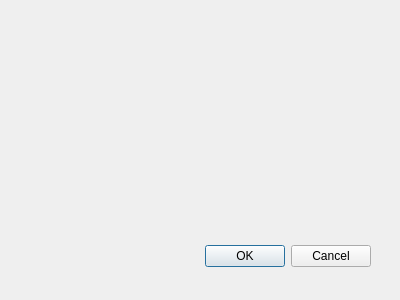
This is src/gui/dialogs/formfindreplace.ui in martinrotter/textosaurus as Qt 5 draws it before an edit. The edited form follows.
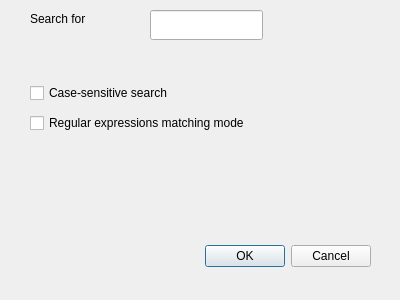
This is the edited form.

```diff
--- a/src/gui/dialogs/formfindreplace.ui
+++ b/src/gui/dialogs/formfindreplace.ui
@@ -31,6 +31,55 @@
     <set>QDialogButtonBox::Cancel|QDialogButtonBox::Ok</set>
    </property>
   </widget>
+  <widget class="QLabel" name="label">
+   <property name="geometry">
+    <rect>
+     <x>30</x>
+     <y>10</y>
+     <width>64</width>
+     <height>17</height>
+    </rect>
+   </property>
+   <property name="text">
+    <string>Search for</string>
+   </property>
+  </widget>
+  <widget class="QLineEdit" name="m_txtSearchPhrase">
+   <property name="geometry">
+    <rect>
+     <x>150</x>
+     <y>10</y>
+     <width>113</width>
+     <height>30</height>
+    </rect>
+   </property>
+  </widget>
+  <widget class="QCheckBox" name="checkBox">
+   <property name="geometry">
+    <rect>
+     <x>30</x>
+     <y>80</y>
+     <width>251</width>
+     <height>26</height>
+    </rect>
+   </property>
+   <property name="text">
+    <string>Case-sensitive search</string>
+   </property>
+  </widget>
+  <widget class="QCheckBox" name="checkBox_2">
+   <property name="geometry">
+    <rect>
+     <x>30</x>
+     <y>110</y>
+     <width>251</width>
+     <height>26</height>
+    </rect>
+   </property>
+   <property name="text">
+    <string>Regular expressions matching mode</string>
+   </property>
+  </widget>
  </widget>
  <pixmapfunction/>
  <resources/>
```
Left out of the diff: 11 changed lines with no effect on the pictures.
